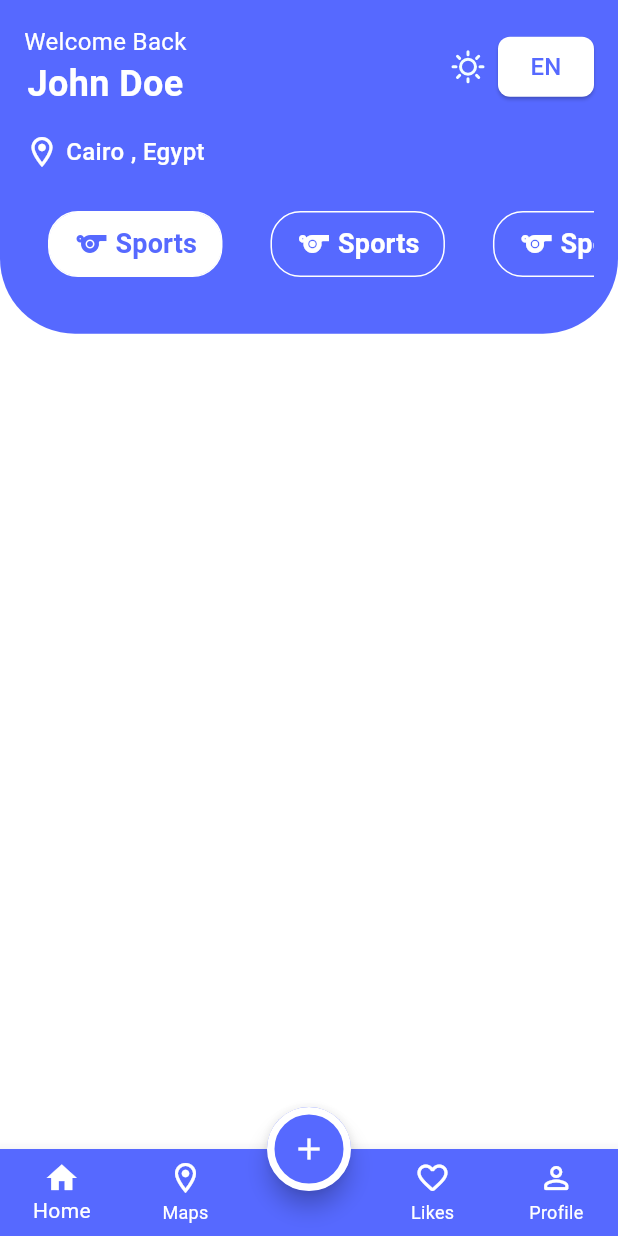
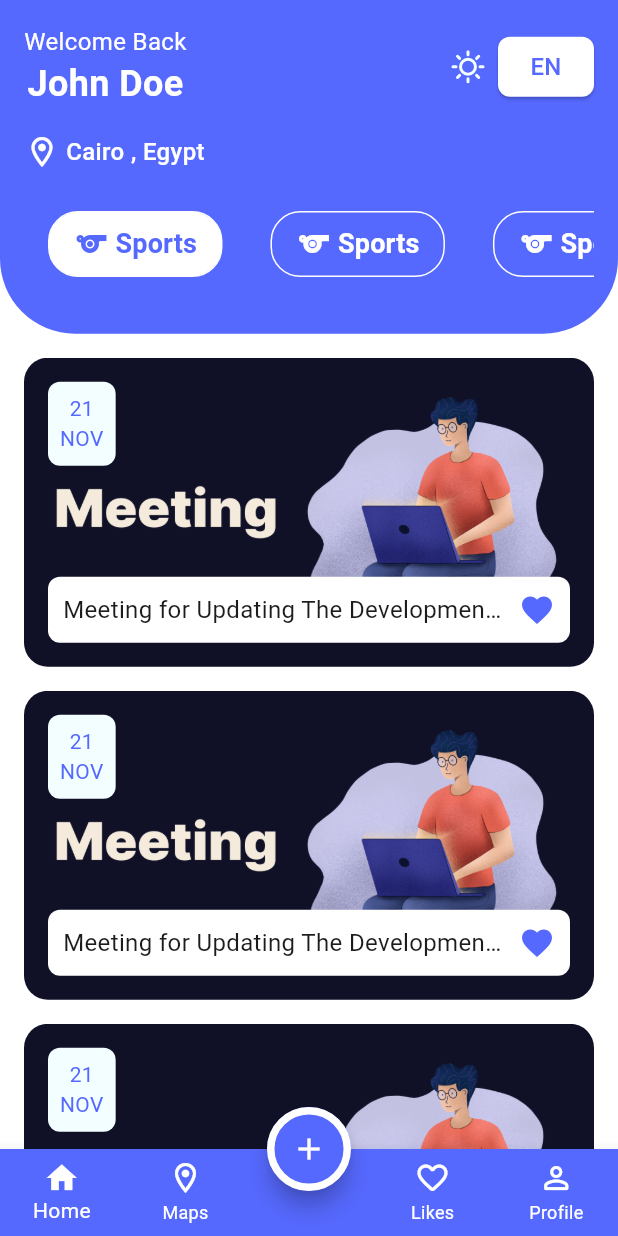
Before and after one commit to Hossam-Mostafa-Bakry/evenly_app_c13_sun_7_pm, a Flutter app: the screen it shows after launch, on a phone screen of 412 x 824 dp. Run offline on Flutter 3.47's test engine with Material 3 defaults, Android fonts, the phone set to English and light mode, and no system bars; our stand-ins replace bot_toast, firebase_auth, firebase_core, flutter_easyloading, flutter_svg, lottie; accounts and stored records are empty.

Commit message:
finish categories card section

```diff
--- a/lib/core/theme/color_palette.dart
+++ b/lib/core/theme/color_palette.dart
@@ -1,7 +1,9 @@
 import 'package:flutter/material.dart';
 
-class ColorPalette {
+abstract class ColorPalette {
   static const Color primaryColor = Color(0xFF5669FF);
   static const Color generalGreyColor = Color(0xFF7B7B7B);
   static const Color white = Color(0xFFFFFFFF);
+  static const Color lightCyan = Color(0xffF2FEFF);
+  static const Color black = Color(0xff1C1C1C);
 }
--- a/lib/modules/layout/home_tab.dart
+++ b/lib/modules/layout/home_tab.dart
@@ -1,6 +1,7 @@
 import 'package:evently_app_c13_sun_7_pm/core/extensions/dimensions_ext.dart';
 import 'package:evently_app_c13_sun_7_pm/core/theme/color_palette.dart';
 import 'package:evently_app_c13_sun_7_pm/core/widgets/custom_elevated_button.dart';
+import 'package:evently_app_c13_sun_7_pm/modules/layout/widgets/category_card.dart';
 import 'package:evently_app_c13_sun_7_pm/modules/layout/widgets/custom_tab_bar_item.dart';
 import 'package:flutter/material.dart';
 import 'package:flutter_svg/flutter_svg.dart';
@@ -125,7 +126,20 @@ class HomeTab extends StatelessWidget {
                 ],
               ),
             ),
-          )
+          ),
+          16.spaceVertical,
+          Expanded(
+            child: ListView.separated(
+              padding: const EdgeInsets.symmetric(horizontal: 16),
+              itemBuilder: (context, index) {
+                return const CategoryCard();
+              },
+              separatorBuilder: (context, index) {
+                return 16.spaceVertical;
+              },
+              itemCount: 10,
+            ),
+          ),
         ],
       ),
     );
--- /dev/null
+++ b/lib/modules/layout/widgets/category_card.dart
@@ -0,0 +1,70 @@
+import 'package:evently_app_c13_sun_7_pm/core/extensions/dimensions_ext.dart';
+import 'package:evently_app_c13_sun_7_pm/core/theme/color_palette.dart';
+import 'package:flutter/material.dart';
+
+class CategoryCard extends StatelessWidget {
+  const CategoryCard({super.key});
+
+  @override
+  Widget build(BuildContext context) {
+    return Container(
+      padding: const EdgeInsets.all(16),
+      width: 0.9.width,
+      height: 0.25.height,
+      decoration: BoxDecoration(
+        borderRadius: BorderRadius.circular(16),
+        image: const DecorationImage(
+          fit: BoxFit.fill,
+          image: AssetImage("assets/images/category/meeting.png"),
+        ),
+      ),
+      child: Column(
+        crossAxisAlignment: CrossAxisAlignment.start,
+        children: [
+          Container(
+            padding: const EdgeInsets.all(8),
+            decoration: BoxDecoration(
+              borderRadius: BorderRadius.circular(8),
+              color: ColorPalette.lightCyan,
+            ),
+            child: const Text(
+              "21\nNOV",
+              textAlign: TextAlign.center,
+              style: TextStyle(
+                color: ColorPalette.primaryColor,
+              ),
+            ),
+          ),
+          const Spacer(),
+          Container(
+            padding: const EdgeInsets.all(10),
+            decoration: BoxDecoration(
+              borderRadius: BorderRadius.circular(8),
+              color: ColorPalette.white,
+            ),
+            child:  Row(
+              children: [
+                const Expanded(
+                  child: Text(
+                    "Meeting for Updating The Development Method ",
+                    overflow: TextOverflow.ellipsis,
+                    maxLines: 1,
+                    style: TextStyle(
+                      fontSize: 16,
+                      color: ColorPalette.black,
+                    ),
+                  ),
+                ),
+                8.spaceHorizontal,
+                const Icon(
+                  Icons.favorite,
+                  color: ColorPalette.primaryColor,
+                ),
+              ],
+            ),
+          )
+        ],
+      ),
+    );
+  }
+}
--- a/pubspec.yaml
+++ b/pubspec.yaml
@@ -65,6 +65,7 @@ flutter:
   uses-material-design: true
 
   assets:
+    - assets/images/category/
     - assets/images/
     - assets/icons/
     - assets/translations/
```
Also changed, not shown: assets/images/category/birthday.png (added), assets/images/category/book_club.png (added), assets/images/category/eating.png (added), assets/images/category/exhihition.png (added), assets/images/category/gaming.png (added), assets/images/category/holiday.png (added), assets/images/category/meeting.png (added), assets/images/category/sport.png (added), assets/images/category/work_shop.png (added).
